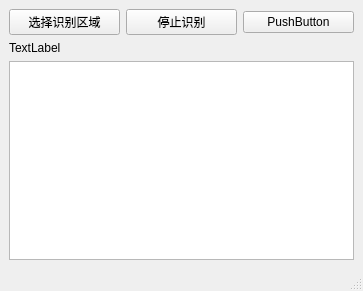
Qt form mainwindow.ui (partiality-tom/WindowOCR) before a commit.
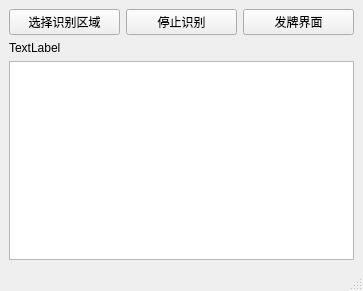
The same form after that commit.

Patch:
```diff
--- a/mainwindow.ui
+++ b/mainwindow.ui
@@ -34,7 +34,7 @@
       <item>
        <widget class="QPushButton" name="btn_dealCards">
         <property name="text">
-         <string>PushButton</string>
+         <string>发牌界面</string>
         </property>
        </widget>
       </item>
```
Left out of the diff: 2 changed lines with no effect on the pictures.
